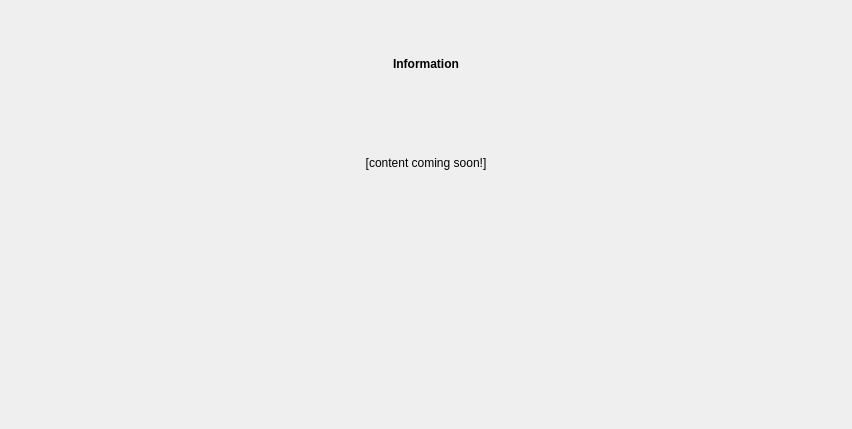
Before: the Qt Designer form src/qt/forms/informationpage.ui in swyft-project/swyft-core, drawn with Qt 5.
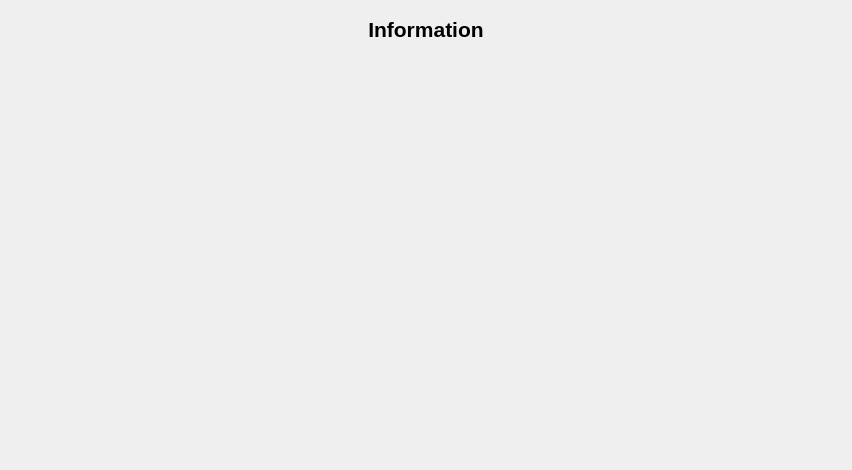
After: the same form once the commit is applied.

```diff
--- a/src/qt/forms/informationpage.ui
+++ b/src/qt/forms/informationpage.ui
@@ -22,14 +22,21 @@
        <verstretch>0</verstretch>
       </sizepolicy>
      </property>
+     <property name="autoFillBackground">
+      <bool>false</bool>
+     </property>
      <layout class="QVBoxLayout" name="verticalLayout_2">
       <property name="spacing">
-       <number>12</number>
+       <number>8</number>
+      </property>
+      <property name="topMargin">
+       <number>6</number>
       </property>
       <item>
        <widget class="QLabel" name="lblContent">
         <property name="font">
          <font>
+          <pointsize>16</pointsize>
           <weight>75</weight>
           <bold>true</bold>
          </font>
@@ -43,14 +50,53 @@
        </widget>
       </item>
       <item>
-       <widget class="QLabel" name="lblTitle">
-        <property name="text">
-         <string>[content coming soon!]</string>
-        </property>
-        <property name="alignment">
-         <set>Qt::AlignCenter</set>
-        </property>
-       </widget>
+       <layout class="QHBoxLayout" name="horizontalLayout">
+        <item>
+         <spacer name="horizontalSpacer_2">
+          <property name="orientation">
+           <enum>Qt::Horizontal</enum>
+          </property>
+          <property name="sizeHint" stdset="0">
+           <size>
+            <width>40</width>
+            <height>20</height>
+           </size>
+          </property>
+         </spacer>
+        </item>
+        <item>
+         <widget class="QLabel" name="infoComing">
+          <property name="minimumSize">
+           <size>
+            <width>400</width>
+            <height>400</height>
+           </size>
+          </property>
+          <property name="autoFillBackground">
+           <bool>false</bool>
+          </property>
+          <property name="text">
+           <string/>
+          </property>
+          <property name="scaledContents">
+           <bool>true</bool>
+          </property>
+         </widget>
+        </item>
+        <item>
+         <spacer name="horizontalSpacer">
+          <property name="orientation">
+           <enum>Qt::Horizontal</enum>
+          </property>
+          <property name="sizeHint" stdset="0">
+           <size>
+            <width>40</width>
+            <height>20</height>
+           </size>
+          </property>
+         </spacer>
+        </item>
+       </layout>
       </item>
      </layout>
     </widget>
```
